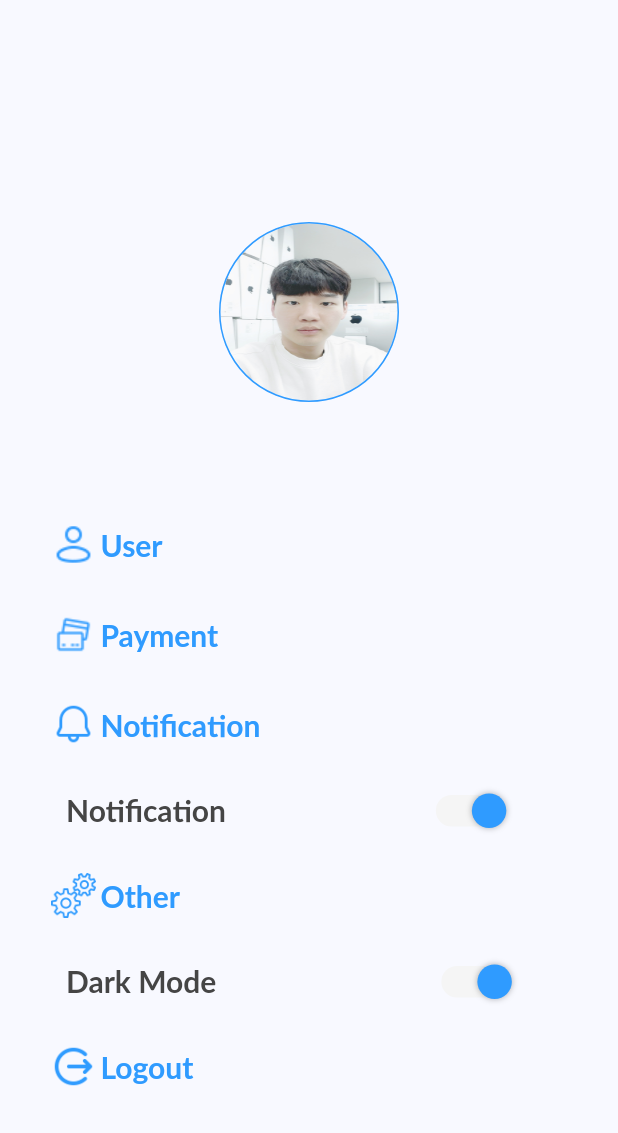
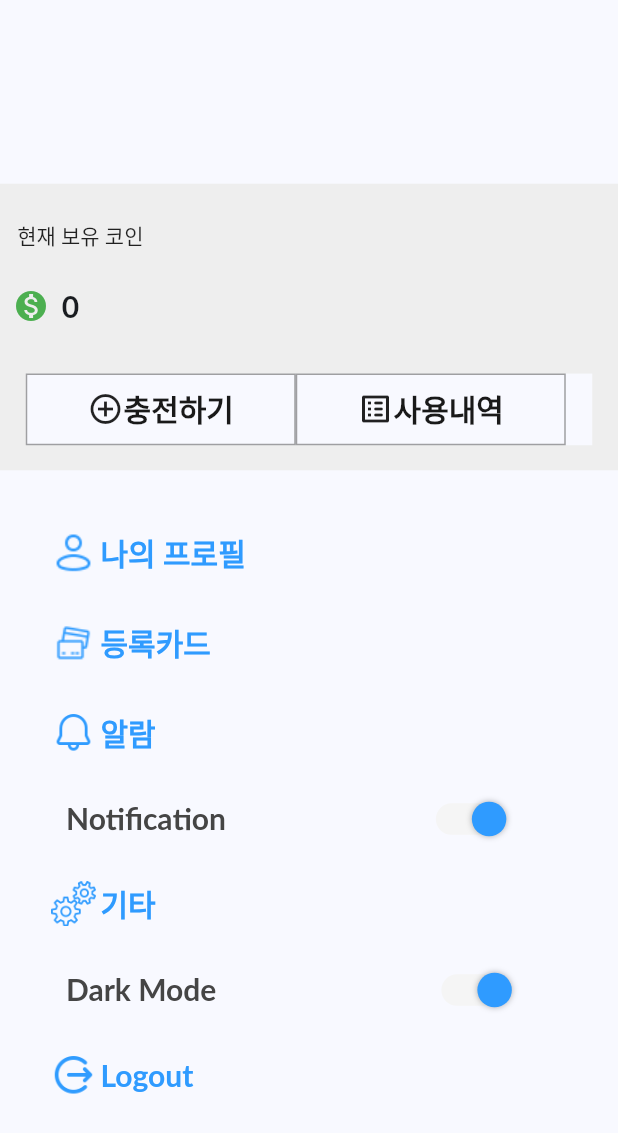
Before and after one commit to kangdeagyu/MAPPY, a Flutter app: the More screen opened directly, on a phone screen of 412 x 824 dp. Shown: the top 1133 px of the screen. Run offline on Flutter 3.47's test engine with Material 2 defaults, Android fonts, the phone set to English and light mode, and no system bars; our stand-ins replace firebase_core, flutter_screenutil, get, google_fonts, image_picker; accounts and stored records are empty; Roboto replaces fonts that are missing (Lato).

Commit message:
설정 디자인 변경

```diff
--- a/lib/view/more.dart
+++ b/lib/view/more.dart
@@ -1,4 +1,5 @@
 import 'package:flutter/material.dart';
+import 'package:flutter_screenutil/flutter_screenutil.dart';
 
 class More extends StatelessWidget {
   const More({super.key});
@@ -7,33 +8,135 @@ class More extends StatelessWidget {
   Widget build(BuildContext context) {
     return Scaffold(
       body: Padding(
-        padding: const EdgeInsets.fromLTRB(0, 50, 0, 0),
+        padding: const EdgeInsets.fromLTRB(0, 30, 0, 0),
         child: Column(
           mainAxisAlignment: MainAxisAlignment.center,
           children: [
-            // 유저 화면
-            Row(
-              mainAxisAlignment: MainAxisAlignment.center,
-              children: [
-                // 유저 사진 자리
-                Container(
-                  width: 120,
-                  height: 120,
-                  decoration: const ShapeDecoration(
-                    image: DecorationImage(
-                        image: AssetImage('assets/images/임시.jpeg'),
-                        fit: BoxFit.fill),
-                    shape: OvalBorder(
-                      side: BorderSide(width: 1, color: Color(0xFF2F9BFF)),
+            // 유저 코인
+            Container(
+              width: 360.w,
+              height: 160.h,
+              color: Colors.grey[200],
+              child: Column(
+                mainAxisAlignment: MainAxisAlignment.start,
+                children: [
+                  SizedBox(
+                    height: 20.h,
+                  ),
+                  SizedBox(
+                    width: 340.w,
+                    height: 30.h,
+                    child: const Text('현재 보유 코인'),
+                  ),
+                  Row(
+                    mainAxisAlignment: MainAxisAlignment.start,
+                    children: [
+                      SizedBox(
+                        width: 36.w,
+                        height: 36.h,
+                        child: const Icon(
+                          Icons.monetization_on,
+                          color: Colors.green,
+                        ),
+                      ),
+                      Text(
+                        '0',
+                        style: TextStyle(
+                          color: Theme.of(context).colorScheme.onBackground,
+                          fontSize: 20,
+                          fontFamily: 'Lato',
+                          fontWeight: FontWeight.w700,
+                          height: 0,
+                        ),
+                      ),
+                    ],
+                  ),
+                  SizedBox(
+                    height: 20.h,
+                  ),
+                  // 유저 금액 내역
+                  Container(
+                    width: 330.w,
+                    height: 40.h,
+                    color: Theme.of(context).colorScheme.background,
+                    child: Row(
+                      mainAxisSize: MainAxisSize.min,
+                      mainAxisAlignment: MainAxisAlignment.start,
+                      crossAxisAlignment: CrossAxisAlignment.start,
+                      children: [
+                        Container(
+                          width: 180,
+                          height: 78,
+                          decoration: const ShapeDecoration(
+                            color: Color(0x00E0D6D6),
+                            shape: RoundedRectangleBorder(
+                              side: BorderSide(
+                                  width: 1, color: Color(0x7F454545)),
+                            ),
+                          ),
+                          child: const Column(
+                            mainAxisAlignment: MainAxisAlignment.center,
+                            children: [
+                              Row(
+                                mainAxisAlignment: MainAxisAlignment.center,
+                                children: [
+                                  Icon(Icons.add_circle_outline),
+                                  Text(
+                                    '충전하기',
+                                    textAlign: TextAlign.center,
+                                    style: TextStyle(
+                                      color: Color(0xFF191919),
+                                      fontSize: 20,
+                                      fontFamily: 'Lato',
+                                      fontWeight: FontWeight.w700,
+                                      height: 0,
+                                    ),
+                                  ),
+                                ],
+                              ),
+                            ],
+                          ),
+                        ),
+                        Container(
+                          width: 180,
+                          height: 78,
+                          decoration: const ShapeDecoration(
+                            color: Color(0x00E0D6D6),
+                            shape: RoundedRectangleBorder(
+                              side: BorderSide(
+                                  width: 1, color: Color(0x7F454545)),
+                            ),
+                          ),
+                          child: const Column(
+                            mainAxisAlignment: MainAxisAlignment.center,
+                            children: [
+                              Row(
+                                mainAxisAlignment: MainAxisAlignment.center,
+                                children: [
+                                  Icon(Icons.list_alt_rounded),
+                                  Text(
+                                    '사용내역',
+                                    textAlign: TextAlign.center,
+                                    style: TextStyle(
+                                      color: Color(0xFF191919),
+                                      fontSize: 20,
+                                      fontFamily: 'Lato',
+                                      fontWeight: FontWeight.w700,
+                                      height: 0,
+                                    ),
+                                  ),
+                                ],
+                              ),
+                            ],
+                          ),
+                        ),
+                      ],
                     ),
-                  ),
-                ),
-              ],
-            ), // 유저기본정보 끝
-            const SizedBox(
-              height: 40,
+                  ), // 유저 금액 내역끝
+                ],
+              ),
             ),
-
+            // 유저기본정보 끝
             const SizedBox(
               height: 40,
             ),
@@ -55,7 +158,7 @@ class More extends StatelessWidget {
                     ),
                   ),
                   const Text(
-                    'User',
+                    '나의 프로필',
                     style: TextStyle(
                       color: Color(0xFF2F9BFF),
                       fontSize: 20,
@@ -88,7 +191,7 @@ class More extends StatelessWidget {
                     ),
                   ),
                   const Text(
-                    'Payment',
+                    '등록카드',
                     style: TextStyle(
                       color: Color(0xFF2F9BFF),
                       fontSize: 20,
@@ -121,7 +224,7 @@ class More extends StatelessWidget {
                     ),
                   ),
                   const Text(
-                    'Notification',
+                    '알람',
                     style: TextStyle(
                       color: Color(0xFF2F9BFF),
                       fontSize: 20,
@@ -221,7 +324,7 @@ class More extends StatelessWidget {
                     ),
                   ),
                   const Text(
-                    'Other',
+                    '기타',
                     style: TextStyle(
                       color: Color(0xFF2F9BFF),
                       fontSize: 20,
--- a/lib/view/tabbar_screen.dart
+++ b/lib/view/tabbar_screen.dart
@@ -12,8 +12,8 @@ class TabBarScreen extends StatefulWidget {
   State<TabBarScreen> createState() => _TabBarScreenState();
 }
 
-class _TabBarScreenState extends State<TabBarScreen> with SingleTickerProviderStateMixin {
-
+class _TabBarScreenState extends State<TabBarScreen>
+    with SingleTickerProviderStateMixin {
   late TabController _tabController; // 탭바 컨트롤러
 
   @override
@@ -30,8 +30,7 @@ class _TabBarScreenState extends State<TabBarScreen> with SingleTickerProviderSt
 
   @override
   Widget build(BuildContext context) {
-
-    int initialTabIndex = Get.arguments ?? 1;
+    int initialTabIndex = Get.arguments ?? 3;
     _tabController.index = initialTabIndex;
 
     return Scaffold(
```
